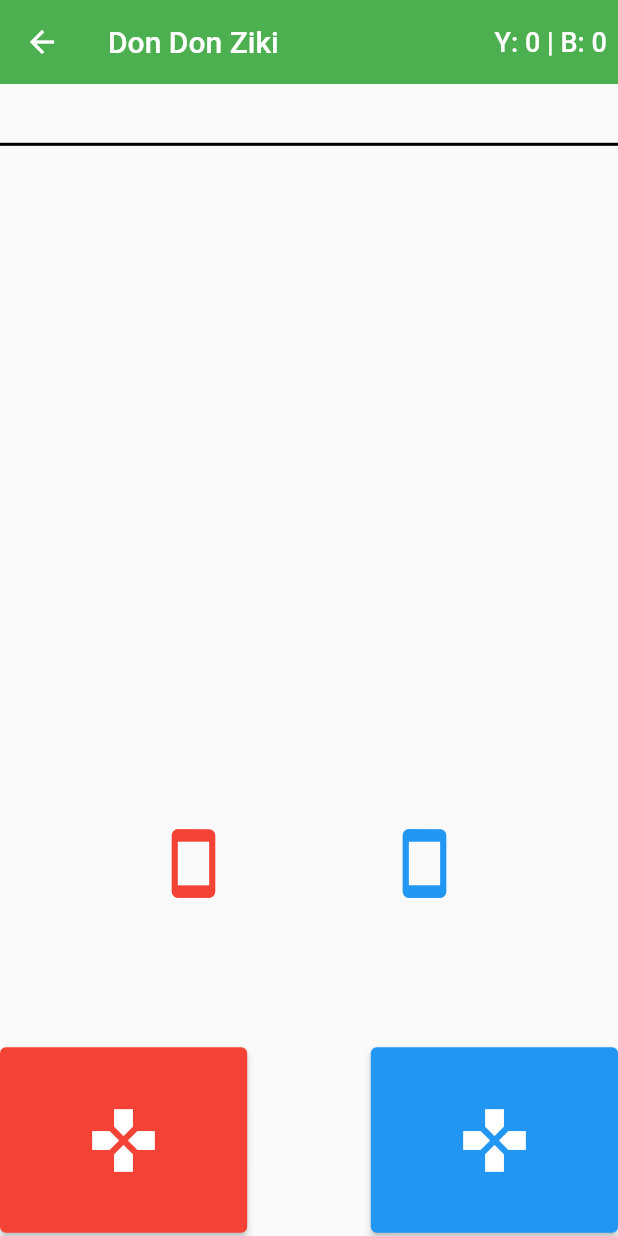
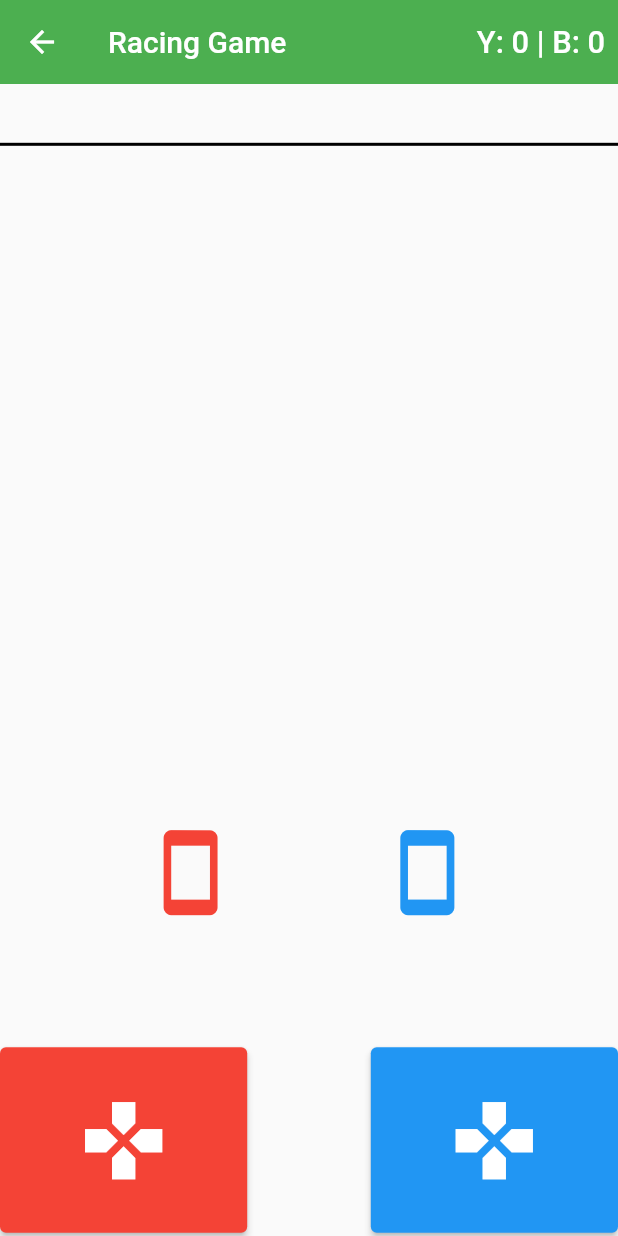
Before and after one commit to bunyod-botirov/games, a Flutter app: the RacingGame screen opened by its route, on a phone screen of 412 x 824 dp. Run offline on Flutter 3.47's test engine with Material 2 defaults, Android fonts, the phone set to English and light mode, and no system bars; our stand-ins replace simple_gradient_text.

Commit message:
Bugs fixed and changed to responsive design

```diff
--- a/lib/screens/racing.dart
+++ b/lib/screens/racing.dart
@@ -19,22 +19,22 @@ class _RacingGameState extends State<RacingGame> {
       appBar: AppBar(
         backgroundColor: Colors.green,
         elevation: 0,
-        title: const Text("Don Don Ziki"),
+        title: const Text("Racing Game"),
         actions: <Widget>[
           Center(
             widthFactor: 1.2,
             child: Text(
               "Y: $_playerScore | B: $_botScore",
-              style: const TextStyle(
+              style: TextStyle(
                 fontWeight: FontWeight.w500,
-                fontSize: 18,
+                fontSize: MediaQuery.of(context).size.width * 0.05,
               ),
             ),
           ),
         ],
       ),
       body: Column(
-        children: [
+        children: <Widget>[
           Expanded(
             flex: 5,
             child: cars(context),
@@ -50,7 +50,7 @@ class _RacingGameState extends State<RacingGame> {
 
   Column cars(BuildContext context) {
     return Column(
-      children: [
+      children: <Widget>[
         SizedBox(
           height: MediaQuery.of(context).size.height * 0.05,
         ),
@@ -62,22 +62,22 @@ class _RacingGameState extends State<RacingGame> {
         Row(
           mainAxisAlignment: MainAxisAlignment.spaceEvenly,
           crossAxisAlignment: CrossAxisAlignment.start,
-          children: [
+          children: <Widget>[
             Padding(
               padding: EdgeInsets.only(
                   top: MediaQuery.of(context).size.height * _player),
-              child: const Icon(
+              child: Icon(
                 Icons.stay_current_portrait,
-                size: 50,
+                size: MediaQuery.of(context).size.width * 0.15,
                 color: Colors.red,
               ),
             ),
             Padding(
               padding: EdgeInsets.only(
                   top: MediaQuery.of(context).size.height * _bot),
-              child: const Icon(
+              child: Icon(
                 Icons.stay_current_portrait,
-                size: 50,
+                size: MediaQuery.of(context).size.width * 0.15,
                 color: Colors.blue,
               ),
             ),
@@ -90,11 +90,11 @@ class _RacingGameState extends State<RacingGame> {
   Row buttons(BuildContext context) {
     return Row(
       mainAxisAlignment: MainAxisAlignment.spaceBetween,
-      children: [
+      children: <Widget>[
         ElevatedButton(
-          child: const Icon(
+          child: Icon(
             Icons.gamepad,
-            size: 50,
+            size: MediaQuery.of(context).size.width * 0.15,
           ),
           style: ElevatedButton.styleFrom(
             primary: Colors.red,
@@ -110,9 +110,9 @@ class _RacingGameState extends State<RacingGame> {
           },
         ),
         ElevatedButton(
-          child: const Icon(
+          child: Icon(
             Icons.gamepad,
-            size: 50,
+            size: MediaQuery.of(context).size.width * 0.15,
           ),
           style: ElevatedButton.styleFrom(
             primary: Colors.blue,
@@ -151,7 +151,7 @@ class _RacingGameState extends State<RacingGame> {
             title: (_playerScore >= _botScore)
                 ? const Text("You Win!")
                 : const Text("You Lose!"),
-            actions: [
+            actions: <Widget>[
               TextButton(
                 child: const Text("Quit"),
                 onPressed: () {
```
Also changed, not shown: lib/screens/don_don_ziki.dart (+13 -10 lines), lib/screens/home_page.dart (+6 -6 lines), lib/screens/tapping.dart (+7 -7 lines), lib/screens/tic_tac_toe.dart (+98 -71 lines).
